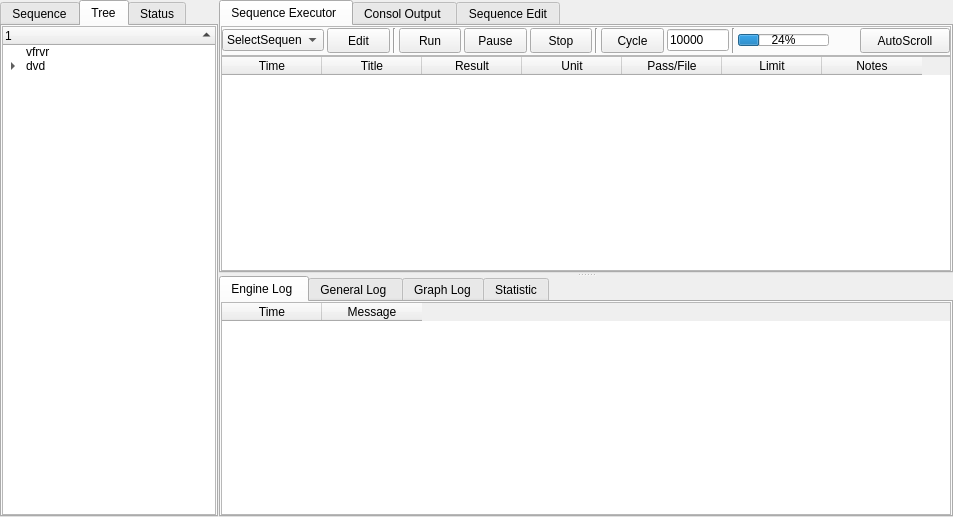
This is testsystemform.ui in KoreyChen/AutoTestSystemPlatform as Qt 5 draws it before an edit. The edited form follows.
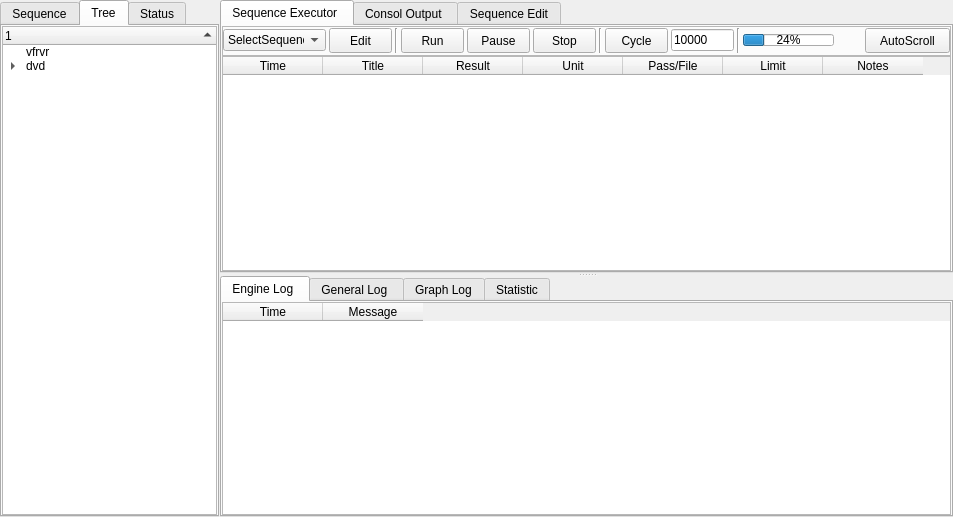
This is the edited form. Icons and pictures are not drawn.

What changed in the file:
```diff
--- a/testsystemform.ui
+++ b/testsystemform.ui
@@ -419,7 +419,7 @@
                   <widget class="QPushButton" name="editPushButton">
                    <property name="minimumSize">
                     <size>
-                     <width>60</width>
+                     <width>55</width>
                      <height>25</height>
                     </size>
                    </property>
@@ -458,7 +458,7 @@
                   <widget class="QPushButton" name="runPushButton">
                    <property name="minimumSize">
                     <size>
-                     <width>60</width>
+                     <width>55</width>
                      <height>25</height>
                     </size>
                    </property>
@@ -492,7 +492,7 @@
                   <widget class="QPushButton" name="pausePushButton">
                    <property name="minimumSize">
                     <size>
-                     <width>60</width>
+                     <width>55</width>
                      <height>25</height>
                     </size>
                    </property>
@@ -520,7 +520,7 @@
                   <widget class="QPushButton" name="stopPushButton">
                    <property name="minimumSize">
                     <size>
-                     <width>60</width>
+                     <width>55</width>
                      <height>25</height>
                     </size>
                    </property>
@@ -555,7 +555,7 @@
                   <widget class="QPushButton" name="cyclePushButton">
                    <property name="minimumSize">
                     <size>
-                     <width>60</width>
+                     <width>55</width>
                      <height>25</height>
                     </size>
                    </property>
@@ -646,7 +646,7 @@
                   <widget class="QPushButton" name="autoScrollPushButton">
                    <property name="minimumSize">
                     <size>
-                     <width>90</width>
+                     <width>85</width>
                      <height>25</height>
                     </size>
                    </property>
```
